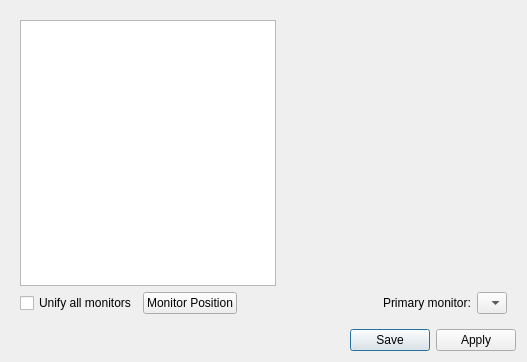
The window that lxqt-config-monitor/mainwindow.ui (lxqt/lxqt-config) describes before a commit, drawn with Qt 5.
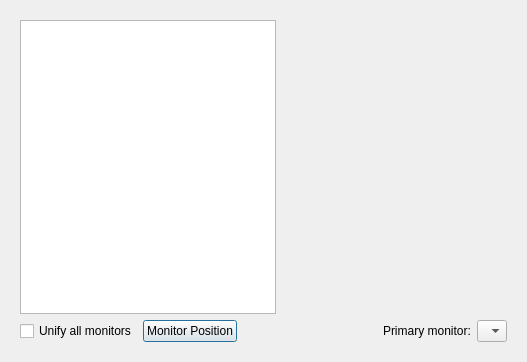
The same window after the commit. Icons and pictures are not drawn.

Commit message: Apply page added

```diff
--- a/lxqt-config-monitor/mainwindow.ui
+++ b/lxqt-config-monitor/mainwindow.ui
@@ -99,16 +99,6 @@
      </layout>
     </widget>
    </item>
-   <item>
-    <widget class="QDialogButtonBox" name="buttonBox">
-     <property name="orientation">
-      <enum>Qt::Horizontal</enum>
-     </property>
-     <property name="standardButtons">
-      <set>QDialogButtonBox::Apply|QDialogButtonBox::Save</set>
-     </property>
-    </widget>
-   </item>
   </layout>
  </widget>
  <resources/>
```
Left out of the diff: 16 changed lines with no effect on the pictures. The commit also changes 8 other files.
